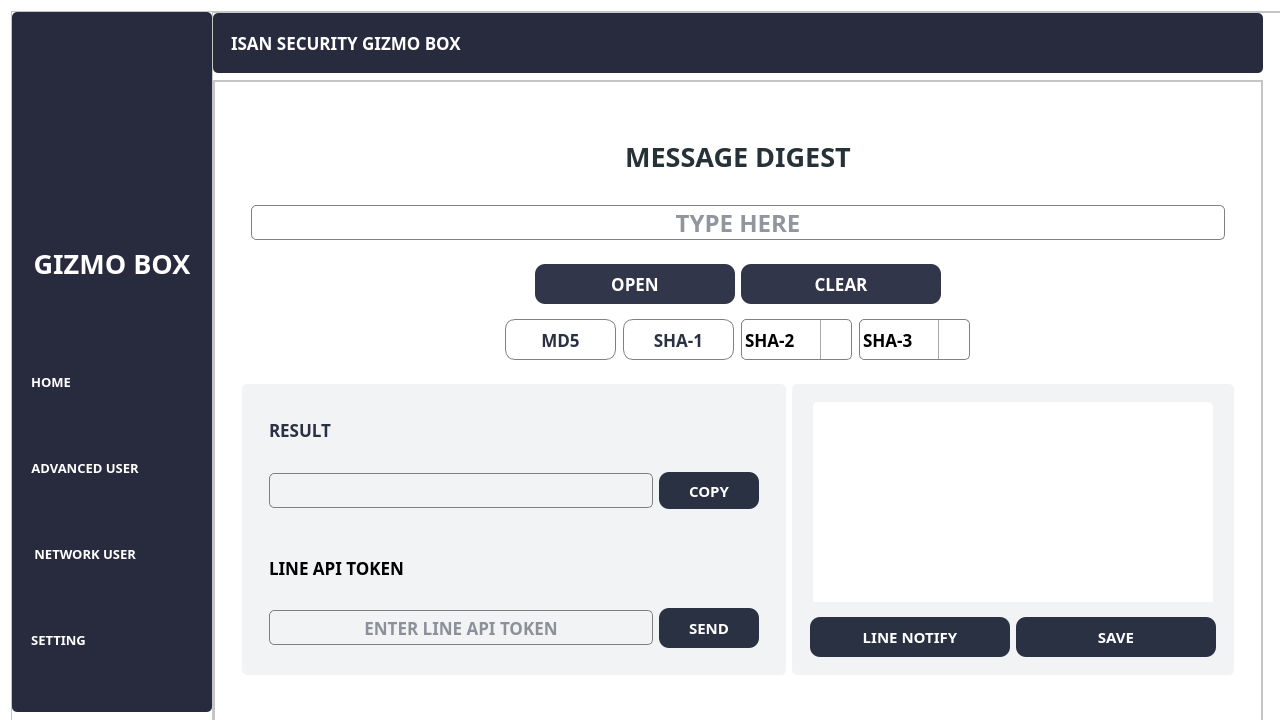
NicasioTn/Windows-ISAN-Security-Gizmo-Box, file assets/ui/mainUI.ui: the form before one commit.
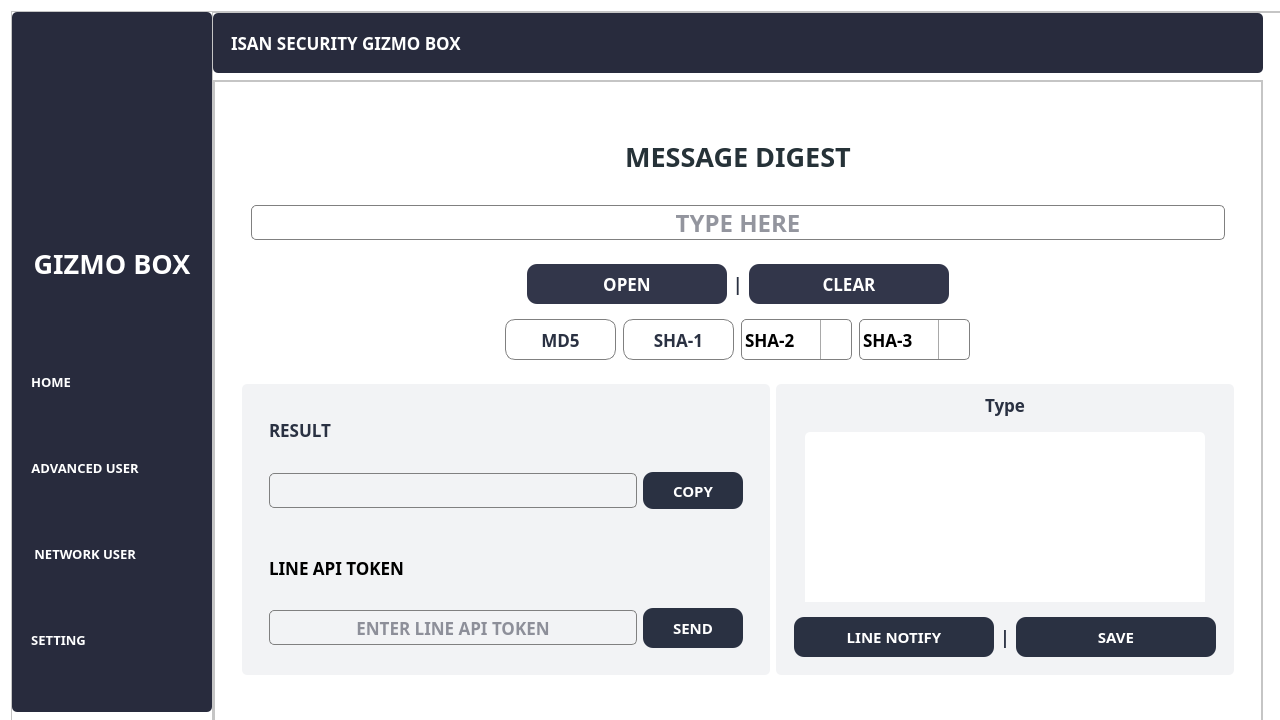
The form after the commit. The open tabs and pages were chosen to show the change. Icons and pictures are not drawn.

Diff of the .ui file:
```diff
--- a/assets/ui/mainUI.ui
+++ b/assets/ui/mainUI.ui
@@ -3427,6 +3427,24 @@
                               </property>
                              </widget>
                             </item>
+                            <item>
+                             <widget class="QLabel" name="label_split_O_C">
+                              <property name="font">
+                               <font>
+                                <family>Bahnschrift SemiBold Condensed</family>
+                                <pointsize>13</pointsize>
+                                <weight>75</weight>
+                                <bold>true</bold>
+                               </font>
+                              </property>
+                              <property name="styleSheet">
+                               <string notr="true">color: rgb(42, 49, 66);</string>
+                              </property>
+                              <property name="text">
+                               <string>|</string>
+                              </property>
+                             </widget>
+                            </item>
                             <item>
                              <widget class="QPushButton" name="btn_clearDigest">
                               <property name="minimumSize">
@@ -3886,7 +3904,10 @@
                                     </property>
                                     <property name="font">
                                      <font>
+                                      <family>Bahnschrift SemiBold</family>
                                       <pointsize>13</pointsize>
+                                      <weight>75</weight>
+                                      <bold>true</bold>
                                      </font>
                                     </property>
                                     <property name="styleSheet">
@@ -3904,11 +3925,32 @@
   border: 1px solid;
   border-color: rgba(88,199,141,255);
 }
+
+QLineEdit {
+  border: 1px solid gray;
+  color: rgba(40,43,61,255);
+  border-radius: 5px;
+}
+
+QLineEdit:hover {
+  border: 2px solid;
+  border-color: rgba(0,143,255,255);
+}
+QLineEdit:focus {
+  border: 1px solid;
+  border-color: rgba(88,199,141,255);
+}
 </string>
                                     </property>
+                                    <property name="alignment">
+                                     <set>Qt::AlignCenter</set>
+                                    </property>
                                     <property name="readOnly">
                                      <bool>true</bool>
                                     </property>
+                                    <property name="placeholderText">
+                                     <string/>
+                                    </property>
                                    </widget>
                                   </item>
                                   <item>
@@ -4167,6 +4209,27 @@
                             <enum>QFrame::Raised</enum>
                            </property>
                            <layout class="QVBoxLayout" name="verticalLayout_25">
+                            <item>
+                             <widget class="QLabel" name="label_type">
+                              <property name="font">
+                               <font>
+                                <family>Bahnschrift SemiBold</family>
+                                <pointsize>13</pointsize>
+                                <weight>75</weight>
+                                <bold>true</bold>
+                               </font>
+                              </property>
+                              <property name="styleSheet">
+                               <string notr="true">color: rgb(42, 49, 66);</string>
+                              </property>
+                              <property name="text">
+                               <string>Type</string>
+                              </property>
+                              <property name="alignment">
+                               <set>Qt::AlignCenter</set>
+                              </property>
+                             </widget>
+                            </item>
                             <item>
                              <widget class="QFrame" name="frame_19">
                               <property name="frameShape">
@@ -4181,13 +4244,13 @@
                                  <property name="minimumSize">
                                   <size>
                                    <width>200</width>
-                                   <height>210</height>
+                                   <height>180</height>
                                   </size>
                                  </property>
                                  <property name="maximumSize">
                                   <size>
                                    <width>400</width>
-                                   <height>100</height>
+                                   <height>150</height>
                                   </size>
                                  </property>
                                  <property name="font">
@@ -4202,7 +4265,7 @@
                                   <string/>
                                  </property>
                                  <property name="alignment">
-                                  <set>Qt::AlignCenter</set>
+                                  <set>Qt::AlignHCenter|Qt::AlignTop</set>
                                  </property>
                                 </widget>
                                </item>
@@ -4279,6 +4342,28 @@
                                  </property>
                                 </widget>
                                </item>
+                               <item>
+                                <widget class="QLabel" name="label_Split">
+                                 <property name="font">
+                                  <font>
+                                   <family>Bahnschrift SemiBold</family>
+                                   <pointsize>13</pointsize>
+                                   <weight>75</weight>
+                                   <bold>true</bold>
+                                  </font>
+                                 </property>
+                                 <property name="styleSheet">
+                                  <string notr="true">color: rgb(42, 49, 66);
+</string>
+                                 </property>
+                                 <property name="text">
+                                  <string>|</string>
+                                 </property>
+                                 <property name="alignment">
+                                  <set>Qt::AlignCenter</set>
+                                 </property>
+                                </widget>
+                               </item>
                                <item>
                                 <widget class="QPushButton" name="btn_saveQR">
                                  <property name="minimumSize">
```
